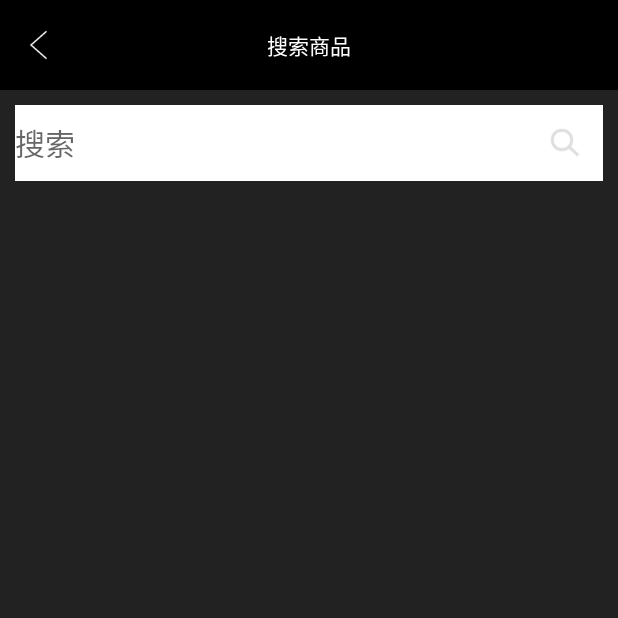
After one commit to lqiwei/LiangBin, an Android app: the SearchGoodsActivity screen opened directly, with no data from a screen before it, on a phone screen of 412 x 824 dp, the top half of it. The commit adds this screen. Run offline under Robolectric (Android 15) with nearby library versions, the phone set to English and light mode, and no system bars; our stand-ins replace ButterKnife; 1 statement that could not run was skipped.

Commit message:
第二次提交

```diff
--- a/app/src/main/AndroidManifest.xml
+++ b/app/src/main/AndroidManifest.xml
@@ -166,8 +166,10 @@
 
         <activity android:name=".RegisterActivity" />
         <activity android:name=".ShopCarActivity" />
-        <activity android:name=".ShopClassificationDetailActivity" android:launchMode="singleTask" />
-        <activity android:name=".ShopAddCarActivity"/>
+        <activity
+            android:name=".ShopClassificationDetailActivity" />
+        <activity android:name=".ShopAddCarActivity" />
+        <activity android:name=".SearchGoodsActivity" />
     </application>
 
 </manifest>
--- /dev/null
+++ b/app/src/main/java/com/example/administrator/liangbin/SearchGoodsActivity.java
@@ -0,0 +1,97 @@
+package com.example.administrator.liangbin;
+
+import android.support.v7.app.AppCompatActivity;
+import android.os.Bundle;
+import android.view.View;
+import android.widget.EditText;
+import android.widget.ImageView;
+import android.widget.Toast;
+
+import com.example.administrator.liangbin.adapter.ShopSearchAdapter;
+import com.example.administrator.liangbin.bean.ShopSearchData;
+import com.example.administrator.liangbin.callback.OnJsonLisiter;
+import com.example.administrator.liangbin.http.HttpUtils;
+import com.example.administrator.liangbin.http.IsNetWorkUtils;
+import com.example.administrator.liangbin.parse.ParseShopSearch;
+import com.handmark.pulltorefresh.library.PullToRefreshGridView;
+
+import java.util.ArrayList;
+import java.util.List;
+
+import butterknife.BindView;
+import butterknife.ButterKnife;
+
+public class SearchGoodsActivity extends AppCompatActivity implements View.OnClickListener {
+
+    private final String SEARCH_GOODS_URL_LEFT = "http://mobile.iliangcang.com/goods/search?app_key=Android&count=10&is_outter=0&keyword=";
+    private final String SEARCH_GOODS_URL_RIGHT = "&page=1&sig=6D569443F5A6EB51036D09737946AC2A%7C002841520425331&v=1.0";
+    private List<ShopSearchData> mList = new ArrayList<>();
+    private ShopSearchAdapter adapter;
+
+    @BindView(R.id.search_goods_left_iv)
+    ImageView backImg;
+    @BindView(R.id.search_goods_auto_tv)
+    EditText inputEt;
+    @BindView(R.id.search_goods_search_iv)
+    ImageView searchImg;
+    @BindView(R.id.search_goods_grid_view)
+    PullToRefreshGridView gridView;
+
+    @Override
+    protected void onCreate(Bundle savedInstanceState) {
+        super.onCreate(savedInstanceState);
+        setContentView(R.layout.activity_search_goods);
+        ButterKnife.bind(this);
+
+        initView();
+    }
+
+    /**
+     * 初始化视图
+     */
+    private void initView(){
+
+        //设置返回上层界面监听
+        backImg.setOnClickListener(this);
+        //设置搜索监听
+        searchImg.setOnClickListener(this);
+    }
+
+    @Override
+    public void onClick(View v) {
+        switch (v.getId()){
+            //返回上层界面
+            case R.id.search_goods_left_iv:
+                finish();
+                break;
+            //执行搜索加载数据
+            case R.id.search_goods_search_iv:
+                if (IsNetWorkUtils.geCurrentNetWorkIsConnected(this)){
+                    loadData();
+                }else{
+                    Toast.makeText(this,"请检查网络连接",Toast.LENGTH_SHORT).show();
+                }
+                break;
+        }
+    }
+
+    /**
+     * 加载网络数据
+     */
+    private void loadData(){
+        HttpUtils.getRxJavaNetData(SEARCH_GOODS_URL_LEFT + inputEt.getText().toString() +
+                SEARCH_GOODS_URL_RIGHT, new OnJsonLisiter() {
+            @Override
+            public void setOnJsonLisiter(String str) {
+                if (str != null){
+                    Toast.makeText(SearchGoodsActivity.this,"正在加载中......",Toast.LENGTH_SHORT).show();
+                    mList = ParseShopSearch.getData(str);
+                    adapter = new ShopSearchAdapter(SearchGoodsActivity.this,mList);
+                    gridView.setAdapter(adapter);
+                }else{
+                    Toast.makeText(SearchGoodsActivity.this,"无相关产品",Toast.LENGTH_SHORT).show();
+                }
+            }
+        });
+    }
+}
--- a/app/src/main/java/com/example/administrator/liangbin/ShopAddCarActivity.java
+++ b/app/src/main/java/com/example/administrator/liangbin/ShopAddCarActivity.java
@@ -60,8 +60,6 @@ public class ShopAddCarActivity extends AppCompatActivity {
         backImg.setOnClickListener(new View.OnClickListener() {
             @Override
             public void onClick(View v) {
-                Intent intent = new Intent(ShopAddCarActivity.this,ShopClassificationDetailActivity.class);
-                startActivity(intent);
                 finish();
             }
         });
--- /dev/null
+++ b/app/src/main/res/layout/activity_search_goods.xml
@@ -0,0 +1,82 @@
+<?xml version="1.0" encoding="utf-8"?>
+<RelativeLayout xmlns:android="http://schemas.android.com/apk/res/android"
+    xmlns:tools="http://schemas.android.com/tools"
+    android:layout_width="match_parent"
+    android:layout_height="match_parent"
+    tools:context="com.example.administrator.liangbin.SearchGoodsActivity">
+    <RelativeLayout
+        android:id="@+id/search_goods_top_rl"
+        android:layout_width="match_parent"
+        android:layout_height="60dp"
+        android:background="#000000">
+        <RelativeLayout
+            android:layout_width="wrap_content"
+            android:layout_height="wrap_content"
+            android:layout_centerVertical="true">
+            <ImageView
+                android:id="@+id/search_goods_left_iv"
+                android:layout_width="wrap_content"
+                android:layout_height="wrap_content"
+                android:layout_alignParentLeft="true"
+                android:layout_marginLeft="20dp"
+                android:src="@drawable/actionbar_navigation_back"/>
+        </RelativeLayout>
+        <TextView
+            android:id="@+id/search_goods_top_center_tv"
+            android:layout_width="wrap_content"
+            android:layout_height="wrap_content"
+            android:layout_centerInParent="true"
+            android:textColor="#ffffff"
+            android:text="搜索商品"/>
+    </RelativeLayout>
+    <RelativeLayout
+        android:id="@+id/search_goods_bottom_rl"
+        android:layout_width="match_parent"
+        android:layout_height="match_parent"
+        android:layout_below="@id/search_goods_top_rl"
+        android:padding="10dp"
+        android:background="#222">
+        <RelativeLayout
+            android:id="@+id/search_goods_search_rl"
+            android:layout_width="match_parent"
+            android:layout_height="wrap_content"
+            android:background="#fff">
+            <EditText
+                android:id="@+id/search_goods_auto_tv"
+                android:layout_width="match_parent"
+                android:layout_height="wrap_content"
+                android:layout_centerVertical="true"
+                android:singleLine="true"
+                android:hint="搜索"
+                android:textSize="20sp"
+                android:background="@drawable/shop_class_detail_img_shape"
+                android:layout_toLeftOf="@+id/search_goods_search_img_rl" />
+            <RelativeLayout
+                android:id="@+id/search_goods_search_img_rl"
+                android:layout_width="wrap_content"
+                android:layout_height="wrap_content"
+                android:layout_alignParentRight="true">
+                <ImageView
+                    android:id="@+id/search_goods_search_iv"
+                    android:layout_width="wrap_content"
+                    android:layout_height="wrap_content"
+                    android:layout_centerVertical="true"
+                    android:padding="15dp"
+                    android:src="@drawable/search_icon"/>
+            </RelativeLayout>
+
+        </RelativeLayout>
+
+        <com.handmark.pulltorefresh.library.PullToRefreshGridView
+            android:id="@+id/search_goods_grid_view"
+            android:layout_width="match_parent"
+            android:layout_height="match_parent"
+            android:layout_below="@id/search_goods_search_rl"
+            android:layout_marginTop="10dp"
+            android:horizontalSpacing="10dp"
+            android:verticalSpacing="10dp"
+            android:numColumns="2"
+            android:background="#222"/>
+    </RelativeLayout>
+
+</RelativeLayout>
--- a/app/src/main/res/layout/fragment_shop.xml
+++ b/app/src/main/res/layout/fragment_shop.xml
@@ -8,7 +8,7 @@
         android:layout_height="60dp"
         android:background="#000000">
         <ImageView
-            android:id="@+id/shop_fragment_top_left_iv"
+            android:id="@+id/shop_fragment_top_search_iv"
             android:layout_width="wrap_content"
             android:layout_height="wrap_content"
             android:layout_alignParentLeft="true"
```
Also changed, not shown: app/src/main/java/com/example/administrator/liangbin/ShopCarActivity.java (+8 -8 lines), app/src/main/java/com/example/administrator/liangbin/ShopClassificationDetailActivity.java (+13 -7 lines), app/src/main/java/com/example/administrator/liangbin/adapter/ShopCarListViewAdapter.java (+27 -8 lines), app/src/main/java/com/example/administrator/liangbin/adapter/ShopSearchAdapter.java (added, +78 -0 lines), app/src/main/java/com/example/administrator/liangbin/bean/ShopSearchData.java (added, +52 -0 lines), app/src/main/java/com/example/administrator/liangbin/parse/ParseShopSearch.java (added, +41 -0 lines), app/src/main/java/com/example/administrator/liangbin/shop/ShopFragment.java (+20 -2 lines), app/src/main/res/layout/activity_shop_classification_detail.xml (+10 -6 lines), app/src/main/res/layout/shop_search_gridview_item.xml (added, +53 -0 lines), 4 other files.
